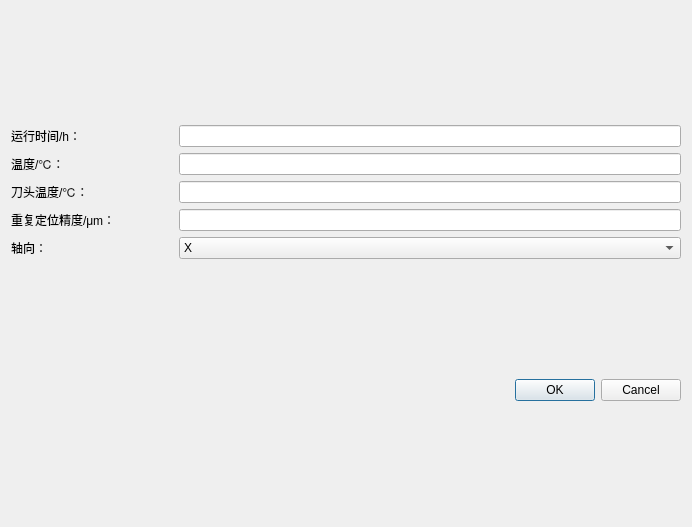
First picture: the form in addDataDialog_1.ui, repository YoungerLee/reliability_analysis, before the edit.
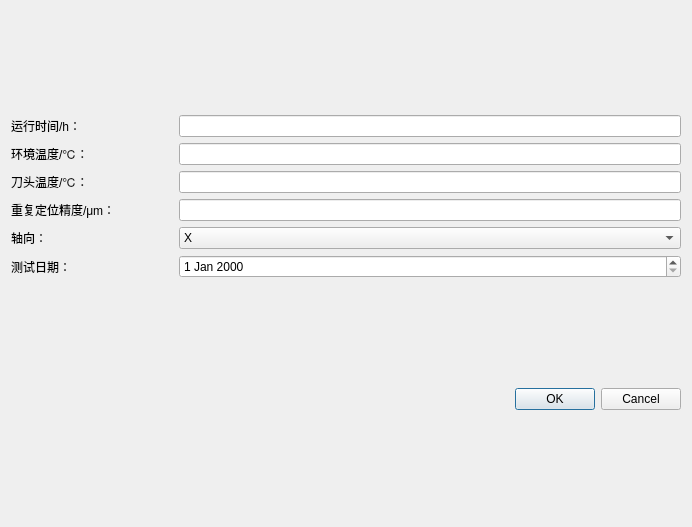
Second picture: the form after the edit.

Patch:
```diff
--- a/addDataDialog_1.ui
+++ b/addDataDialog_1.ui
@@ -13,8 +13,10 @@
   <property name="windowTitle">
    <string>添加运行记录</string>
   </property>
-  <layout class="QGridLayout" name="gridLayout">
-   <item row="0" column="0">
+  <layout class="QHBoxLayout" name="horizontalLayout_7">
+   <item>
+    <layout class="QVBoxLayout" name="verticalLayout_2">
+     <item>
     <layout class="QVBoxLayout" name="verticalLayout">
      <item>
       <layout class="QHBoxLayout" name="horizontalLayout">
@@ -59,7 +61,7 @@
           </size>
          </property>
          <property name="text">
-          <string>温度/℃：</string>
+            <string>环境温度/℃：</string>
          </property>
         </widget>
        </item>
@@ -162,9 +164,35 @@
        </item>
       </layout>
      </item>
-    </layout>
-   </item>
-   <item row="1" column="0">
+       <item>
+        <layout class="QHBoxLayout" name="horizontalLayout_6">
+         <item>
+          <widget class="QLabel" name="label_6">
+           <property name="minimumSize">
+            <size>
+             <width>162</width>
+             <height>0</height>
+            </size>
+           </property>
+           <property name="maximumSize">
+            <size>
+             <width>162</width>
+             <height>16777215</height>
+            </size>
+           </property>
+           <property name="text">
+            <string>测试日期：</string>
+           </property>
+          </widget>
+         </item>
+         <item>
+          <widget class="QDateEdit" name="dateEdit"/>
+         </item>
+        </layout>
+       </item>
+      </layout>
+     </item>
+     <item>
     <widget class="QDialogButtonBox" name="buttonBox">
      <property name="orientation">
       <enum>Qt::Horizontal</enum>
@@ -173,6 +201,8 @@
       <set>QDialogButtonBox::Cancel|QDialogButtonBox::Ok</set>
      </property>
     </widget>
+     </item>
+    </layout>
    </item>
   </layout>
  </widget>
```
Lines whose indentation alone changed are shown as unchanged.
